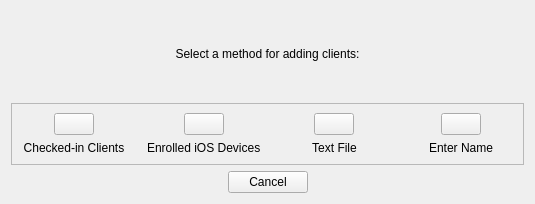
Before: the Qt Designer form FWAdminLib/NewClientDlg.ui in fw-dev/translations, drawn with Qt 5.
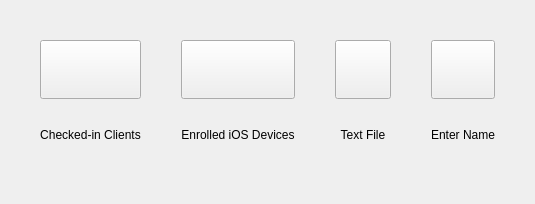
After: the same form once the commit is applied. Icons and pictures are not drawn.

```diff
--- a/FWAdminLib/NewClientDlg.ui
+++ b/FWAdminLib/NewClientDlg.ui
@@ -19,47 +19,23 @@
   <property name="windowTitle">
    <string>Create New Client</string>
   </property>
-  <layout class="QVBoxLayout" name="verticalLayout">
-   <item>
-    <widget class="QLabel" name="label">
-     <property name="text">
-      <string>Select a method for adding clients:</string>
-     </property>
-     <property name="alignment">
-      <set>Qt::AlignCenter</set>
-     </property>
-    </widget>
-   </item>
+  <layout class="QHBoxLayout" name="horizontalLayout">
+   <property name="spacing">
+    <number>40</number>
+   </property>
+   <property name="margin">
+    <number>40</number>
+   </property>
    <item>
-    <widget class="QFrame" name="frame">
-     <property name="sizePolicy">
-      <sizepolicy hsizetype="Preferred" vsizetype="Fixed">
-       <horstretch>0</horstretch>
-       <verstretch>0</verstretch>
-      </sizepolicy>
-     </property>
-     <property name="frameShape">
-      <enum>QFrame::StyledPanel</enum>
-     </property>
-     <property name="frameShadow">
-      <enum>QFrame::Raised</enum>
-     </property>
-     <layout class="QGridLayout" name="gridLayout_2">
-      <property name="horizontalSpacing">
-       <number>20</number>
-      </property>
-      <item row="0" column="0">
        <widget class="QWidget" name="fromServerContainer" native="true">
         <layout class="QVBoxLayout" name="verticalLayout_2">
          <property name="margin">
           <number>0</number>
          </property>
          <item>
-          <layout class="QHBoxLayout" name="horizontalLayout_2">
-           <item>
             <widget class="QPushButton" name="fromServerPB">
              <property name="sizePolicy">
-              <sizepolicy hsizetype="Fixed" vsizetype="Fixed">
+         <sizepolicy hsizetype="Minimum" vsizetype="Minimum">
                <horstretch>0</horstretch>
                <verstretch>0</verstretch>
               </sizepolicy>
@@ -82,8 +58,6 @@
              </property>
             </widget>
            </item>
-          </layout>
-         </item>
          <item>
           <widget class="QLabel" name="labelFolder">
            <property name="text">
@@ -92,23 +66,72 @@
            <property name="alignment">
             <set>Qt::AlignCenter</set>
            </property>
+        <property name="wordWrap">
+         <bool>true</bool>
+        </property>
           </widget>
          </item>
         </layout>
        </widget>
       </item>
-      <item row="0" column="2">
+   <item>
+    <widget class="QWidget" name="enrollMobileContainer" native="true">
+     <layout class="QVBoxLayout" name="verticalLayout_4">
+      <property name="margin">
+       <number>0</number>
+      </property>
+      <item>
+       <widget class="QPushButton" name="fromMobileServerPB">
+        <property name="enabled">
+         <bool>true</bool>
+        </property>
+        <property name="sizePolicy">
+         <sizepolicy hsizetype="Minimum" vsizetype="Minimum">
+          <horstretch>0</horstretch>
+          <verstretch>0</verstretch>
+         </sizepolicy>
+        </property>
+        <property name="text">
+         <string/>
+        </property>
+        <property name="icon">
+         <iconset resource="../FileWaveGuiLib/GuiLib.qrc">
+          <normaloff>:/IDI_ICON_CLIENT_APPLE_IOS</normaloff>:/IDI_ICON_CLIENT_APPLE_IOS</iconset>
+        </property>
+        <property name="iconSize">
+         <size>
+          <width>32</width>
+          <height>32</height>
+         </size>
+        </property>
+       </widget>
+      </item>
+      <item>
+       <widget class="QLabel" name="label_2">
+        <property name="text">
+         <string>Enrolled iOS Devices</string>
+        </property>
+        <property name="alignment">
+         <set>Qt::AlignCenter</set>
+        </property>
+        <property name="wordWrap">
+         <bool>true</bool>
+        </property>
+       </widget>
+      </item>
+     </layout>
+    </widget>
+   </item>
+   <item>
        <widget class="QWidget" name="textFileContainer" native="true">
         <layout class="QVBoxLayout" name="verticalLayout_3">
          <property name="margin">
           <number>0</number>
          </property>
          <item>
-          <layout class="QHBoxLayout" name="horizontalLayout_3">
-           <item>
             <widget class="QPushButton" name="textFilePB">
              <property name="sizePolicy">
-              <sizepolicy hsizetype="Fixed" vsizetype="Fixed">
+         <sizepolicy hsizetype="Minimum" vsizetype="Minimum">
                <horstretch>0</horstretch>
                <verstretch>0</verstretch>
               </sizepolicy>
@@ -131,8 +154,6 @@
              </property>
             </widget>
            </item>
-          </layout>
-         </item>
          <item>
           <widget class="QLabel" name="labelImage">
            <property name="text">
@@ -141,23 +162,24 @@
            <property name="alignment">
             <set>Qt::AlignCenter</set>
            </property>
+        <property name="wordWrap">
+         <bool>true</bool>
+        </property>
           </widget>
          </item>
         </layout>
        </widget>
       </item>
-      <item row="0" column="3">
+   <item>
        <widget class="QWidget" name="newClientContainer" native="true">
         <layout class="QVBoxLayout" name="verticalLayout_7">
          <property name="margin">
           <number>0</number>
          </property>
          <item>
-          <layout class="QHBoxLayout" name="horizontalLayout_4">
-           <item>
             <widget class="QPushButton" name="newClientPB">
              <property name="sizePolicy">
-              <sizepolicy hsizetype="Fixed" vsizetype="Fixed">
+         <sizepolicy hsizetype="Minimum" vsizetype="Minimum">
                <horstretch>0</horstretch>
                <verstretch>0</verstretch>
               </sizepolicy>
@@ -180,8 +202,6 @@
              </property>
             </widget>
            </item>
-          </layout>
-         </item>
          <item>
           <widget class="QLabel" name="labelImport">
            <property name="text">
@@ -190,106 +210,16 @@
            <property name="alignment">
             <set>Qt::AlignCenter</set>
            </property>
-          </widget>
-         </item>
-        </layout>
-       </widget>
-      </item>
-      <item row="0" column="1">
-       <widget class="QWidget" name="enrollMobileContainer" native="true">
-        <layout class="QVBoxLayout" name="verticalLayout_4">
-         <property name="margin">
-          <number>0</number>
-         </property>
-         <item>
-          <layout class="QHBoxLayout" name="horizontalLayout_5">
-           <item>
-            <widget class="QPushButton" name="fromMobileServerPB">
-             <property name="enabled">
+        <property name="wordWrap">
               <bool>true</bool>
              </property>
-             <property name="sizePolicy">
-              <sizepolicy hsizetype="Fixed" vsizetype="Fixed">
-               <horstretch>0</horstretch>
-               <verstretch>0</verstretch>
-              </sizepolicy>
-             </property>
-             <property name="text">
-              <string/>
-             </property>
-             <property name="icon">
-              <iconset resource="../FileWaveGuiLib/GuiLib.qrc">
-               <normaloff>:/IDI_ICON_CLIENT_APPLE_IOS32</normaloff>:/IDI_ICON_CLIENT_APPLE_IOS32</iconset>
-             </property>
-             <property name="iconSize">
-              <size>
-               <width>32</width>
-               <height>32</height>
-              </size>
-             </property>
             </widget>
            </item>
           </layout>
-         </item>
-         <item>
-          <widget class="QLabel" name="label_2">
-           <property name="text">
-            <string>Enrolled iOS Devices</string>
-           </property>
           </widget>
          </item>
         </layout>
        </widget>
-      </item>
-     </layout>
-    </widget>
-   </item>
-   <item>
-    <layout class="QHBoxLayout" name="horizontalLayout">
-     <item>
-      <spacer name="horizontalSpacer">
-       <property name="orientation">
-        <enum>Qt::Horizontal</enum>
-       </property>
-       <property name="sizeHint" stdset="0">
-        <size>
-         <width>40</width>
-         <height>20</height>
-        </size>
-       </property>
-      </spacer>
-     </item>
-     <item>
-      <widget class="QPushButton" name="cancelPB">
-       <property name="text">
-        <string>Cancel</string>
-       </property>
-      </widget>
-     </item>
-     <item>
-      <spacer name="horizontalSpacer_2">
-       <property name="orientation">
-        <enum>Qt::Horizontal</enum>
-       </property>
-       <property name="sizeHint" stdset="0">
-        <size>
-         <width>40</width>
-         <height>20</height>
-        </size>
-       </property>
-      </spacer>
-     </item>
-    </layout>
-   </item>
-  </layout>
- </widget>
- <tabstops>
-  <tabstop>fromServerPB</tabstop>
-  <tabstop>fromMobileServerPB</tabstop>
-  <tabstop>textFilePB</tabstop>
-  <tabstop>newClientPB</tabstop>
-  <tabstop>cancelPB</tabstop>
- </tabstops>
  <resources>
   <include location="../FileWaveGuiLib/GuiLib.qrc"/>
  </resources>
```
Lines whose indentation alone changed are shown as unchanged.
